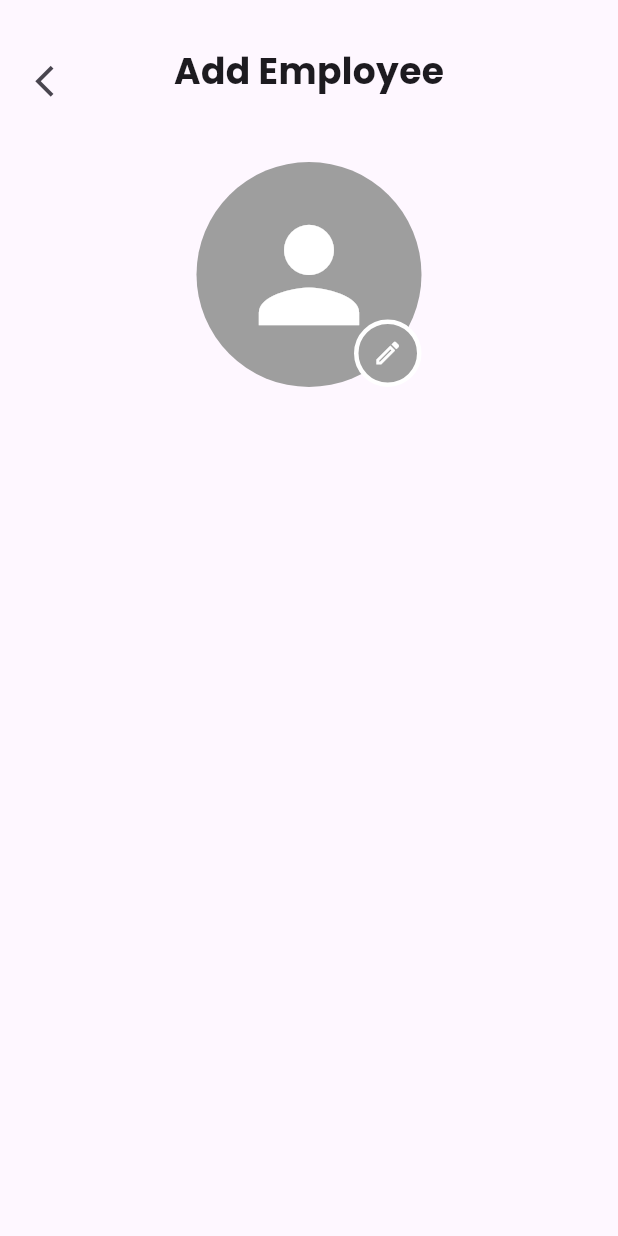
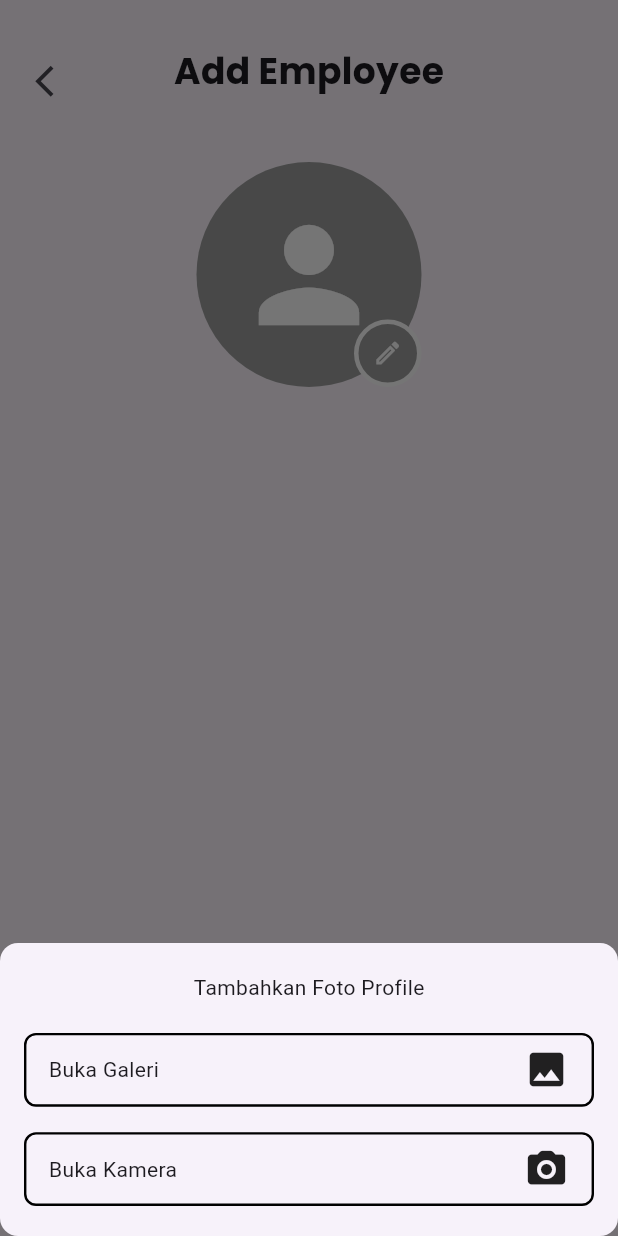
Before and after one commit to DiftaFitrahul/Employess-Organizer, a Flutter app: the AddEmployeeScreen screen opened by its route, after a tap on the "edit" icon, on a phone screen of 412 x 824 dp. Run offline on Flutter 3.47's test engine with Material 3 defaults, Android fonts, the phone set to English and light mode, and no system bars; our stand-ins replace device_preview, get, image_picker, loading_animation_widget, shimmer; network calls fail; statements that could not run were skipped.

Commit message:
feat: add bottom sheet in add employee

```diff
--- /dev/null
+++ b/lib/view/widget/add_employee/bottom_sheet.dart
@@ -0,0 +1,42 @@
+import 'package:flutter/material.dart';
+
+class BottomSheetAddEmployeeScreen extends StatelessWidget {
+  final String title;
+  final IconData icon;
+  final VoidCallback onTap;
+  const BottomSheetAddEmployeeScreen(
+      {super.key,
+      required this.title,
+      required this.icon,
+      required this.onTap});
+
+  @override
+  Widget build(
+    BuildContext context,
+  ) {
+    return InkWell(
+      onTap: onTap,
+      borderRadius: BorderRadius.circular(8),
+      child: Container(
+        padding: const EdgeInsets.symmetric(vertical: 8, horizontal: 15),
+        decoration: BoxDecoration(
+            borderRadius: BorderRadius.circular(8),
+            border: Border.all(
+              width: 1.6,
+            )),
+        child: Row(
+          mainAxisAlignment: MainAxisAlignment.spaceBetween,
+          children: [
+            Text(
+              title,
+            ),
+            Icon(
+              icon,
+              size: 30,
+            )
+          ],
+        ),
+      ),
+    );
+  }
+}
--- a/lib/view/widget/add_employee/user_image.dart
+++ b/lib/view/widget/add_employee/user_image.dart
@@ -1,4 +1,8 @@
 import 'package:flutter/material.dart';
+import 'package:get/get.dart';
+import 'package:image_picker/image_picker.dart';
+
+import 'bottom_sheet.dart';
 
 class UserImageAddEmployeeScreen extends StatelessWidget {
   const UserImageAddEmployeeScreen({super.key});
@@ -24,7 +28,53 @@ class UserImageAddEmployeeScreen extends StatelessWidget {
           alignment: Alignment.bottomRight,
           child: InkWell(
             borderRadius: BorderRadius.circular(100),
-            onTap: () {},
+            onTap: () async {
+              showModalBottomSheet(
+                shape: RoundedRectangleBorder(
+                    borderRadius: BorderRadius.circular(12)),
+                isDismissible: true,
+                context: context,
+                builder: (ctx) => Padding(
+                  padding: const EdgeInsets.symmetric(horizontal: 16),
+                  child: Column(
+                    mainAxisSize: MainAxisSize.min,
+                    children: [
+                      const Padding(
+                        padding: EdgeInsets.symmetric(vertical: 20.0),
+                        child: Text(
+                          'Tambahkan Foto Profile',
+                          style: TextStyle(),
+                        ),
+                      ),
+                      BottomSheetAddEmployeeScreen(
+                        title: 'Buka Galeri',
+                        icon: Icons.photo,
+                        onTap: () async {
+                          Navigator.pop(ctx);
+                          final XFile? image = await ImagePicker()
+                              .pickImage(source: ImageSource.gallery);
+                        },
+                      ),
+                      const SizedBox(
+                        height: 17,
+                      ),
+                      BottomSheetAddEmployeeScreen(
+                        title: 'Buka Kamera',
+                        icon: Icons.camera_alt_rounded,
+                        onTap: () async {
+                          Navigator.pop(ctx);
+                          final XFile? image = await ImagePicker()
+                              .pickImage(source: ImageSource.camera);
+                        },
+                      ),
+                      const SizedBox(
+                        height: 20,
+                      ),
+                    ],
+                  ),
+                ),
+              );
+            },
             child: Container(
               height: 45,
               width: 45,
```
